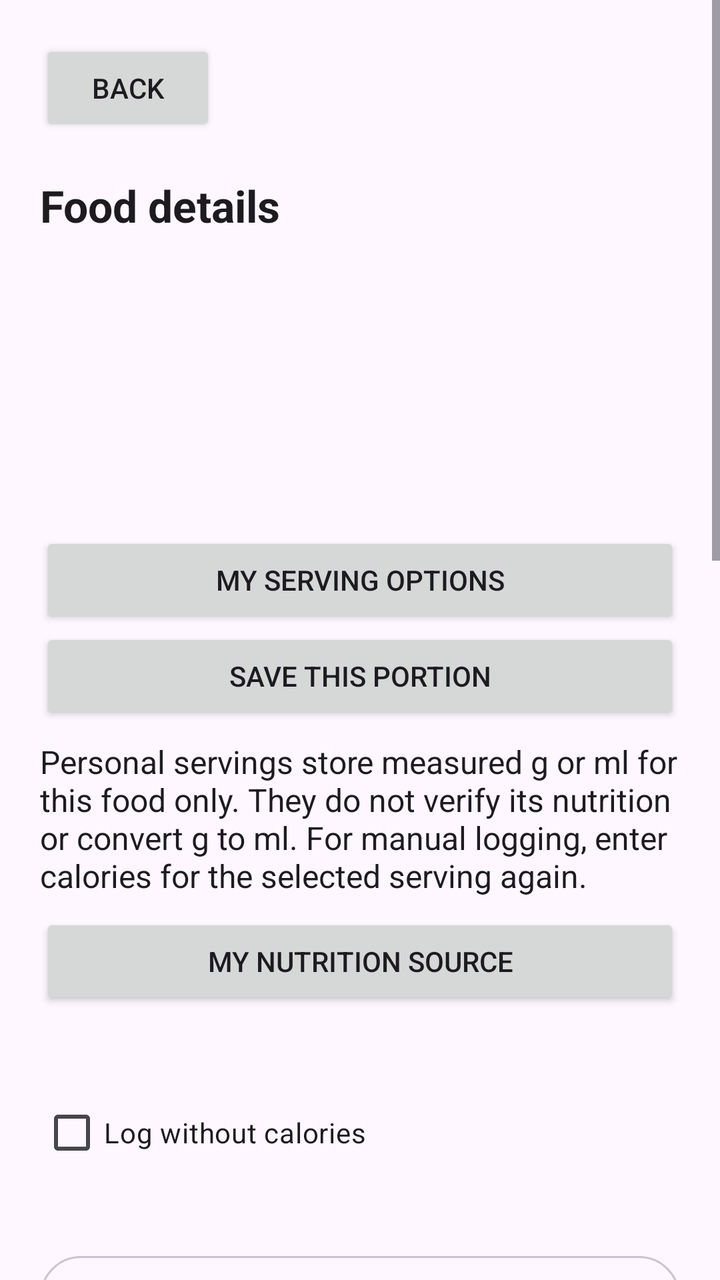
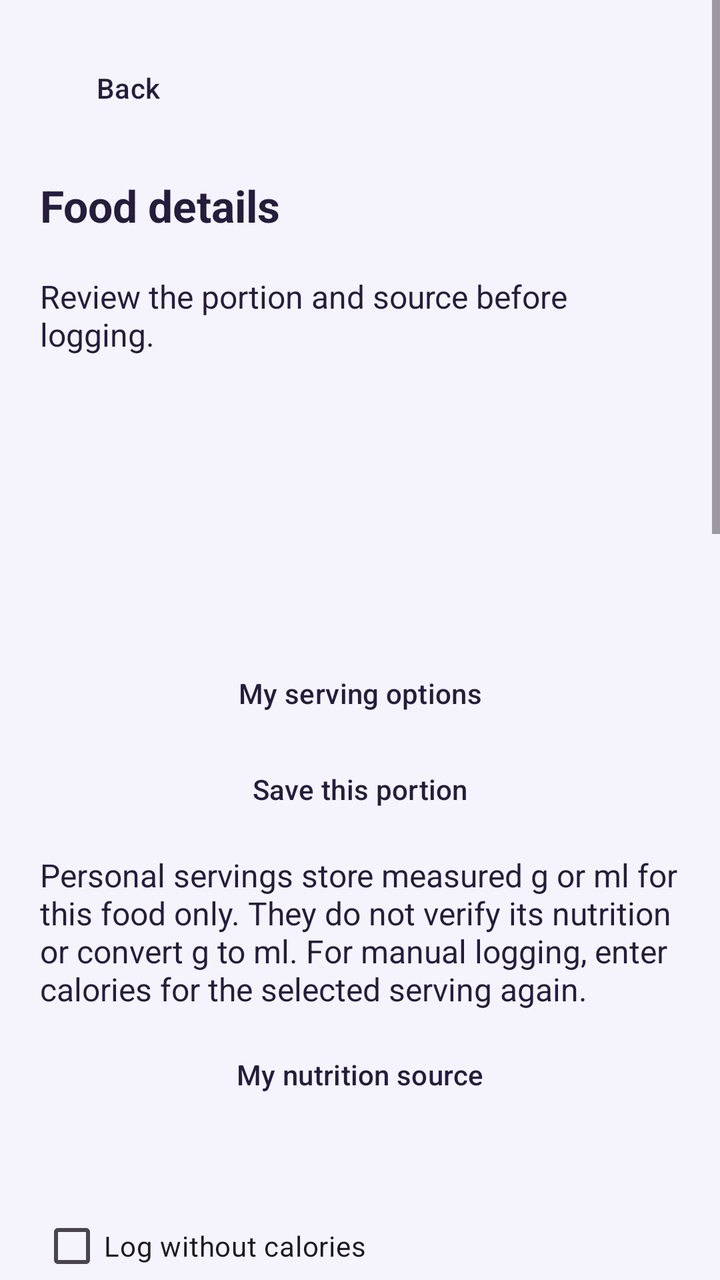

Screens rendered from an Android XML layout before and after an edit, with the pre-edit source and the edit as a unified diff.
<!-- AndroidManifest.xml: application theme Theme.FitnessBalance -->
<!-- res/layout/activity_food_details.xml -->
<?xml version="1.0" encoding="utf-8"?>
<ScrollView xmlns:android="http://schemas.android.com/apk/res/android"
    android:id="@+id/foodRoot"
    android:layout_width="match_parent"
    android:layout_height="match_parent"
    android:fillViewport="true">

    <LinearLayout
        android:layout_width="match_parent"
        android:layout_height="wrap_content"
        android:orientation="vertical"
        android:padding="20dp">

        <Button
            android:id="@+id/foodBack"
            android:layout_width="wrap_content"
            android:layout_height="wrap_content"
            android:text="@string/back" />

        <TextView
            style="@style/FoodHeading"
            android:text="@string/fl_details" />

        <TextView
            android:id="@+id/foodDetailsName"
            style="@style/FoodHeading" />

        <TextView
            android:id="@+id/foodDetailsDate"
            style="@style/FoodBody" />

        <TextView
            android:id="@+id/foodDetailsSource"
            style="@style/FoodBody" />

        <TextView android:id="@+id/foodRecommendationContext"
            style="@style/FoodBody" android:visibility="gone" />
        <Button android:id="@+id/foodRecommendationPreference"
            android:layout_width="match_parent" android:layout_height="wrap_content"
            android:text="@string/fr_food_preference" android:visibility="gone" />

        <Button android:id="@+id/foodPersonalServings" android:layout_width="match_parent"
            android:layout_height="wrap_content" android:text="@string/ps_choose" />
        <Button android:id="@+id/foodSaveServing" android:layout_width="match_parent"
            android:layout_height="wrap_content" android:text="@string/ps_save" />
        <TextView style="@style/FoodBody" android:text="@string/ps_note" />
        <Button android:id="@+id/foodNutritionSource" android:layout_width="match_parent"
            android:layout_height="wrap_content" android:text="@string/na_personal" />
        <TextView android:id="@+id/foodNutritionNote" style="@style/FoodBody" />
        <CheckBox android:id="@+id/foodUnknownCalories" android:layout_width="match_parent"
            android:layout_height="wrap_content" android:minHeight="48dp" android:text="@string/na_unknown" />
        <EditText android:id="@+id/foodUnknownPortion" android:layout_width="match_parent"
            android:layout_height="wrap_content" android:hint="@string/na_portion"
            android:inputType="textCapSentences" android:maxLength="200" android:visibility="gone" />
        <TextView
            android:id="@+id/foodDetailsStatus"
            style="@style/FoodBody"
            android:accessibilityLiveRegion="polite" />

        <LinearLayout
            android:id="@+id/barcodeConfirmPanel"
            style="@style/FoodPanel"
            android:visibility="gone">

            <TextView
                style="@style/FoodHeading"
                android:text="@string/bc_confirm_title" />

            <TextView
                style="@style/FoodBody"
                android:text="@string/bc_confirm_note" />

            <CheckBox
                android:id="@+id/barcodeConfirmed"
                android:layout_width="match_parent"
                android:layout_height="wrap_content"
                android:minHeight="48dp"
                android:text="@string/bc_confirm"
                android:saveEnabled="false" />

            <Spinner
                android:id="@+id/barcodeReferenceUnit"
                android:layout_width="match_parent"
                android:layout_height="48dp"
                android:saveEnabled="false" />

            <TextView
                android:id="@+id/barcodeAttribution"
                style="@style/FoodBody"
                android:text="@string/bc_attribution"
                android:minHeight="48dp"
                android:clickable="true"
                android:focusable="true" />

        </LinearLayout>

        <LinearLayout style="@style/FoodPanel">

            <TextView
                style="@style/FoodBody"
                android:text="@string/fs_meal"
                android:labelFor="@+id/foodMeal" />

            <Spinner
                android:id="@+id/foodMeal"
                android:layout_width="match_parent"
                android:layout_height="48dp"
                android:entries="@array/fs_meals"
                android:saveEnabled="false" />

            <TextView
                style="@style/FoodBody"
                android:text="@string/fs_serving_size"
                android:labelFor="@+id/foodPortion" />

            <EditText
                android:id="@+id/foodPortion"
                android:layout_width="match_parent"
                android:layout_height="wrap_content"
                android:minHeight="48dp"
                android:hint="@string/fs_size_hint"
                android:inputType="numberDecimal"
                android:maxLength="10"
                android:saveEnabled="false" />

            <Spinner
                android:id="@+id/foodUnit"
                android:layout_width="match_parent"
                android:layout_height="48dp"
                android:saveEnabled="false" />

            <TextView
                style="@style/FoodBody"
                android:text="@string/fs_count"
                android:labelFor="@+id/foodServings" />

            <EditText
                android:id="@+id/foodServings"
                android:layout_width="match_parent"
                android:layout_height="wrap_content"
                android:minHeight="48dp"
                android:hint="@string/fs_count_hint"
                android:inputType="numberDecimal"
                android:maxLength="10"
                android:saveEnabled="false" />

            <CheckBox
                android:id="@+id/foodManual"
                android:layout_width="match_parent"
                android:layout_height="wrap_content"
                android:minHeight="48dp"
                android:text="@string/fs_manual"
                android:saveEnabled="false" />

            <LinearLayout
                android:id="@+id/foodManualPanel"
                android:layout_width="match_parent"
                android:layout_height="wrap_content"
                android:orientation="vertical"
                android:visibility="gone">

                <TextView
                    style="@style/FoodBody"
                    android:text="@string/fs_manual_calories"
                    android:labelFor="@+id/foodManualCalories" />

                <EditText
                    android:id="@+id/foodManualCalories"
                    android:layout_width="match_parent"
                    android:layout_height="wrap_content"
                    android:minHeight="48dp"
                    android:hint="@string/enter_calories"
                    android:inputType="numberDecimal"
                    android:maxLength="10"
                    android:saveEnabled="false" />

                <TextView
                    style="@style/FoodBody"
                    android:text="@string/fs_manual_note" />

            </LinearLayout>

            <TextView
                android:id="@+id/foodBasis"
                style="@style/FoodBody" />

            <TextView
                android:id="@+id/foodTotalAmount"
                style="@style/FoodBody" />

        </LinearLayout>

        <LinearLayout style="@style/FoodPanel">

            <TextView
                style="@style/FoodHeading"
                android:text="@string/fs_calculated" />

            <TextView
                android:id="@+id/foodNutrients"
                style="@style/FoodBody" />

            <TextView
                style="@style/FoodHeading"
                android:text="@string/fs_reference" />

            <TextView
                android:id="@+id/foodReferenceNutrients"
                style="@style/FoodBody" />

        </LinearLayout>

        <LinearLayout
            android:id="@+id/foodExtraPanel"
            style="@style/FoodPanel"
            android:visibility="gone">

            <TextView
                style="@style/FoodHeading"
                android:text="@string/fl_additional" />

            <TextView
                style="@style/FoodBody"
                android:text="@string/fl_additional_note" />

            <TextView
                android:id="@+id/foodExtra"
                style="@style/FoodBody" />

        </LinearLayout>

        <Button
            android:id="@+id/foodLogButton"
            android:layout_width="match_parent"
            android:layout_height="wrap_content"
            android:enabled="false"
            android:text="@string/fl_log" />

        <Button
            android:id="@+id/foodRetry"
            android:layout_width="match_parent"
            android:layout_height="wrap_content"
            android:text="@string/fl_retry"
            android:visibility="gone" />

        <Button
            android:id="@+id/barcodeSaveProduct"
            android:layout_width="match_parent"
            android:layout_height="wrap_content"
            android:text="@string/sb_add"
            android:visibility="gone" />

        <Button
            android:id="@+id/barcodeManualFallback"
            android:layout_width="match_parent"
            android:layout_height="wrap_content"
            android:text="@string/bc_manual"
            android:visibility="gone" />


    </LinearLayout>

</ScrollView>
<!-- resources referenced by this layout -->
<resources>
  <string name="back">Back</string>
  <string name="bc_confirm_title">Check the package label</string>
  <string name="bc_manual">Use manual calorie entry</string>
  <string name="enter_calories">Enter Calories</string>
  <string name="fl_additional">Additional nutrients</string>
  <string name="fl_details">Food details</string>
  <string name="fl_log">Log food</string>
  <string name="fl_retry">Retry loading log</string>
  <string name="fr_food_preference">Food recommendation preference</string>
  <string name="fs_calculated">Nutrition to be logged</string>
  <string name="fs_count">Number of servings</string>
  <string name="fs_count_hint">e.g. 1 or 1.5</string>
  <string name="fs_manual">Enter calories myself</string>
  <string name="fs_manual_calories">Calories in ONE selected serving (kcal)</string>
  <string name="fs_meal">Meal</string>
  <string name="fs_serving_size">Amount in one serving</string>
  <string name="fs_size_hint">e.g. 30</string>
  <string name="na_personal">My nutrition source</string>
  <string name="na_portion">Optional portion note, e.g. one plate, weight unknown</string>
  <string name="na_unknown">Log without calories</string>
  <string name="ps_choose">My serving options</string>
  <string name="ps_save">Save this portion</string>
  <string name="sb_add">Add or edit product from label</string>
  <style name="FoodBody">
          <item name="android:layout_width">match_parent</item>
          <item name="android:layout_height">wrap_content</item>
          <item name="android:textSize">16sp</item>
          <item name="android:paddingTop">8dp</item>
          <item name="android:paddingBottom">8dp</item>
          <item name="android:textColor">?android:attr/textColorPrimary</item>
      </style>
  <style name="FoodHeading">
          <item name="android:layout_width">match_parent</item>
          <item name="android:layout_height">wrap_content</item>
          <item name="android:textSize">22sp</item>
          <item name="android:textStyle">bold</item>
          <item name="android:layout_marginTop">20dp</item>
          <item name="android:layout_marginBottom">12dp</item>
          <item name="android:textColor">?android:attr/textColorPrimary</item>
      </style>
  <style name="FoodPanel">
          <item name="android:layout_width">match_parent</item>
          <item name="android:layout_height">wrap_content</item>
          <item name="android:orientation">vertical</item>
          <item name="android:padding">16dp</item>
          <item name="android:layout_marginBottom">12dp</item>
          <item name="android:background">@drawable/food_panel</item>
      </style>
  <!-- drawable food_panel (drawable) -->
  <?xml version="1.0" encoding="utf-8"?>
  <shape xmlns:android="http://schemas.android.com/apk/res/android">
      <solid android:color="?attr/colorSurface" />
      <corners android:radius="20dp" />
      <stroke
          android:width="1dp"
          android:color="?attr/colorOutlineVariant" />
  </shape>
  <color name="primary_color">#4CAF50</color>
  <color name="white">#FFFFFFFF</color>
  <color name="purple_500">#FF6200EE</color>
  <!-- unchanged entries left out for length: 10 -->
</resources>

<!-- the commit's change to res/layout/activity_food_details.xml (unified diff, before → after) -->
@@ -3,7 +3,7 @@
     android:id="@+id/foodRoot"
     android:layout_width="match_parent"
     android:layout_height="match_parent"
-    android:fillViewport="true">
+    android:fillViewport="true" android:background="@color/gm_canvas">
 
     <LinearLayout
         android:layout_width="match_parent"
@@ -11,7 +11,7 @@
         android:orientation="vertical"
         android:padding="20dp">
 
-        <Button
+        <Button style="@style/FoodSecondaryAction"
             android:id="@+id/foodBack"
             android:layout_width="wrap_content"
             android:layout_height="wrap_content"
@@ -21,6 +21,7 @@
             style="@style/FoodHeading"
             android:text="@string/fl_details" />
 
+        <TextView style="@style/FoodBody" android:text="@string/ui_food_details_intro" />
         <TextView
             android:id="@+id/foodDetailsName"
             style="@style/FoodHeading" />
@@ -35,16 +36,16 @@
 
         <TextView android:id="@+id/foodRecommendationContext"
             style="@style/FoodBody" android:visibility="gone" />
-        <Button android:id="@+id/foodRecommendationPreference"
+        <Button style="@style/FoodPrimaryAction" android:id="@+id/foodRecommendationPreference"
             android:layout_width="match_parent" android:layout_height="wrap_content"
             android:text="@string/fr_food_preference" android:visibility="gone" />
 
-        <Button android:id="@+id/foodPersonalServings" android:layout_width="match_parent"
+        <Button style="@style/FoodSecondaryAction" android:id="@+id/foodPersonalServings" android:layout_width="match_parent"
             android:layout_height="wrap_content" android:text="@string/ps_choose" />
-        <Button android:id="@+id/foodSaveServing" android:layout_width="match_parent"
+        <Button style="@style/FoodSecondaryAction" android:id="@+id/foodSaveServing" android:layout_width="match_parent"
             android:layout_height="wrap_content" android:text="@string/ps_save" />
         <TextView style="@style/FoodBody" android:text="@string/ps_note" />
-        <Button android:id="@+id/foodNutritionSource" android:layout_width="match_parent"
+        <Button style="@style/FoodSecondaryAction" android:id="@+id/foodNutritionSource" android:layout_width="match_parent"
             android:layout_height="wrap_content" android:text="@string/na_personal" />
         <TextView android:id="@+id/foodNutritionNote" style="@style/FoodBody" />
         <CheckBox android:id="@+id/foodUnknownCalories" android:layout_width="match_parent"
@@ -229,28 +230,28 @@
 
         </LinearLayout>
 
-        <Button
+        <Button style="@style/FoodPrimaryAction"
             android:id="@+id/foodLogButton"
             android:layout_width="match_parent"
             android:layout_height="wrap_content"
             android:enabled="false"
             android:text="@string/fl_log" />
 
-        <Button
+        <Button style="@style/FoodPrimaryAction"
             android:id="@+id/foodRetry"
             android:layout_width="match_parent"
             android:layout_height="wrap_content"
             android:text="@string/fl_retry"
             android:visibility="gone" />
 
-        <Button
+        <Button style="@style/FoodPrimaryAction"
             android:id="@+id/barcodeSaveProduct"
             android:layout_width="match_parent"
             android:layout_height="wrap_content"
             android:text="@string/sb_add"
             android:visibility="gone" />
 
-        <Button
+        <Button style="@style/FoodPrimaryAction"
             android:id="@+id/barcodeManualFallback"
             android:layout_width="match_parent"
             android:layout_height="wrap_content"
<!-- resource entries referenced after the edit -->
@@ -1,5 +1,6 @@
 <!-- resources referenced by this layout -->
 <resources>
+  <color name="gm_canvas">#F5F3FC</color>
   <string name="back">Back</string>
   <string name="bc_confirm_title">Check the package label</string>
   <string name="bc_manual">Use manual calorie entry</string>
@@ -23,13 +24,14 @@
   <string name="ps_choose">My serving options</string>
   <string name="ps_save">Save this portion</string>
   <string name="sb_add">Add or edit product from label</string>
+  <string name="ui_food_details_intro">Review the portion and source before logging.</string>
   <style name="FoodBody">
           <item name="android:layout_width">match_parent</item>
           <item name="android:layout_height">wrap_content</item>
           <item name="android:textSize">16sp</item>
           <item name="android:paddingTop">8dp</item>
           <item name="android:paddingBottom">8dp</item>
-          <item name="android:textColor">?android:attr/textColorPrimary</item>
+          <item name="android:textColor">@color/gm_ink</item>
       </style>
   <style name="FoodHeading">
           <item name="android:layout_width">match_parent</item>
@@ -38,25 +40,30 @@
           <item name="android:textStyle">bold</item>
           <item name="android:layout_marginTop">20dp</item>
           <item name="android:layout_marginBottom">12dp</item>
-          <item name="android:textColor">?android:attr/textColorPrimary</item>
+          <item name="android:textColor">@color/gm_ink</item>
       </style>
   <style name="FoodPanel">
           <item name="android:layout_width">match_parent</item>
           <item name="android:layout_height">wrap_content</item>
           <item name="android:orientation">vertical</item>
-          <item name="android:padding">16dp</item>
+          <item name="android:padding">20dp</item>
           <item name="android:layout_marginBottom">12dp</item>
           <item name="android:background">@drawable/food_panel</item>
       </style>
+  <style name="FoodPrimaryAction" parent="Widget.Material3.Button">
+        <item name="android:minHeight">48dp</item><item name="android:textAllCaps">false</item>
+        <item name="backgroundTint">@color/journal_primary</item><item name="android:backgroundTint">@color/journal_primary</item>
+        <item name="android:textColor">@color/journal_primary_text</item><item name="cornerRadius">16dp</item>
+      </style>
+  <style name="FoodSecondaryAction" parent="FoodPrimaryAction">
+        <item name="backgroundTint">@color/journal_secondary</item><item name="android:backgroundTint">@color/journal_secondary</item>
+        <item name="android:textColor">@color/journal_secondary_text</item>
+      </style>
+  <color name="gm_ink">#241D3B</color>
   <!-- drawable food_panel (drawable) -->
-  <?xml version="1.0" encoding="utf-8"?>
-  <shape xmlns:android="http://schemas.android.com/apk/res/android">
-      <solid android:color="?attr/colorSurface" />
-      <corners android:radius="20dp" />
-      <stroke
-          android:width="1dp"
-          android:color="?attr/colorOutlineVariant" />
-  </shape>
+  <shape xmlns:android="http://schemas.android.com/apk/res/android"><solid android:color="@color/gm_surface"/><stroke android:width="1dp" android:color="@color/gm_border"/><corners android:radius="22dp"/></shape>
+  <color name="gm_surface">#FFFFFF</color>
+  <color name="gm_border">#D8CDEB</color>
   <color name="primary_color">#4CAF50</color>
   <color name="white">#FFFFFFFF</color>
   <color name="purple_500">#FF6200EE</color>
